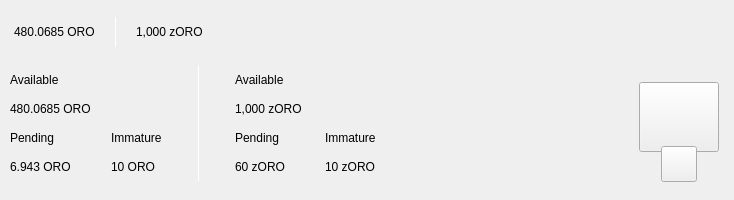
Old version of the form src/qt/oro/forms/topbar.ui in the repository ORO-mlm/ORO-Core.
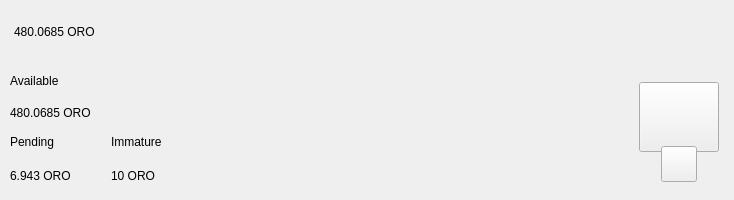
New version of the form. Custom widgets are drawn as their Qt base class.

What changed in the file:
```diff
--- a/src/qt/oro/forms/topbar.ui
+++ b/src/qt/oro/forms/topbar.ui
@@ -42,7 +42,7 @@
     <number>0</number>
    </property>
    <item>
-    <widget class="PFBorderImage" name="containerTop" native="true">
+    <widget class="PFBorderImage" name="containerTop">
      <layout class="QVBoxLayout" name="verticalLayout_11">
       <property name="spacing">
        <number>0</number>
@@ -93,7 +93,7 @@
            </property>
            <layout class="QHBoxLayout" name="horizontalLayout_5">
             <property name="spacing">
-             <number>0</number>
+             <number>5</number>
             </property>
             <property name="leftMargin">
              <number>0</number>
@@ -119,10 +119,17 @@
                <string notr="true">padding:0px;margin:0px;</string>
               </property>
               <property name="text">
-               <string>480.0685 ORO</string>
+               <string notr="true">480.0685 ORO</string>
               </property>
              </widget>
             </item>
+            <!-- <item>
+             <widget class="QLabel" name="labelTrans">
+              <property name="text">
+               <string>transparent</string>
+              </property>
+             </widget>
+            </item> -->
             <item>
              <spacer name="horizontalSpacer_11">
               <property name="orientation">
@@ -133,14 +140,14 @@
               </property>
               <property name="sizeHint" stdset="0">
                <size>
-                <width>20</width>
+                <width>15</width>
                 <height>20</height>
                </size>
               </property>
              </spacer>
             </item>
-            <item alignment="Qt::AlignVCenter">
-             <widget class="QLabel" name="label_16">
+            <!-- <item alignment="Qt::AlignVCenter">
+             <widget class="QLabel" name="typeSpacerTop">
               <property name="minimumSize">
                <size>
                 <width>1</width>
@@ -154,9 +161,7 @@
                </size>
               </property>
               <property name="styleSheet">
-               <string notr="true">background-color:white;
-padding:0px;
-border:none;</string>
+               <string notr="true">background-color:white;padding:0px;border:none;</string>
               </property>
               <property name="text">
                <string/>
@@ -173,14 +178,14 @@
               </property>
               <property name="sizeHint" stdset="0">
                <size>
-                <width>20</width>
+                <width>15</width>
                 <height>20</height>
                </size>
               </property>
              </spacer>
             </item>
             <item alignment="Qt::AlignTop">
-             <widget class="QLabel" name="labelAmountTopzOro">
+             <widget class="QLabel" name="labelAmountTopShieldedOro">
               <property name="minimumSize">
                <size>
                 <width>0</width>
@@ -188,10 +193,17 @@
                </size>
               </property>
               <property name="text">
-               <string>1,000 zORO</string>
+               <string notr="true">1.000 ORO</string>
               </property>
              </widget>
             </item>
+            <item>
+             <widget class="QLabel" name="labelShield">
+              <property name="text">
+               <string>shielded</string>
+              </property>
+             </widget>
+            </item> -->
            </layout>
           </widget>
          </item>
@@ -263,7 +275,7 @@
             </widget>
            </item>
            <item>
-            <widget class="ExpandableButton" name="pushButtonMint" native="true">
+            <widget class="ExpandableButton" name="pushButtonHDUpgrade" native="true">
              <property name="minimumSize">
               <size>
                <width>36</width>
@@ -302,6 +314,16 @@
              </property>
             </widget>
            </item>
+           <item>
+            <widget class="ExpandableButton" name="pushButtonTor" native="true">
+             <property name="minimumSize">
+              <size>
+               <width>36</width>
+               <height>36</height>
+              </size>
+             </property>
+            </widget>
+           </item>
            <item>
             <widget class="ExpandableButton" name="pushButtonLock" native="true">
              <property name="sizePolicy">
@@ -371,11 +393,6 @@
           <number>10</number>
          </property>
          <item>
-          <layout class="QHBoxLayout" name="horizontalLayout_3">
-           <property name="bottomMargin">
-            <number>9</number>
-           </property>
-           <item>
             <layout class="QVBoxLayout" name="verticalLayout_7">
              <property name="spacing">
               <number>0</number>
@@ -389,28 +406,117 @@
              <item>
               <layout class="QVBoxLayout" name="verticalLayout_2">
                <item>
+              <layout class="QHBoxLayout" name="horizontalLayoutContainerAvailable">
+               <property name="spacing">
+                <number>5</number>
+               </property>
+               <item>
                 <widget class="QLabel" name="labelTitle1">
                  <property name="text">
                   <string>Available</string>
                  </property>
                 </widget>
                </item>
+               <!-- <item>
+                <widget class="QPushButton" name="pushButtonBalanceInfo">
+                 <property name="minimumSize">
+                  <size>
+                   <width>26</width>
+                   <height>26</height>
+                  </size>
+                 </property>
+                 <property name="maximumSize">
+                  <size>
+                   <width>26</width>
+                   <height>26</height>
+                  </size>
+                 </property>
+                 <property name="mouseTracking">
+                  <bool>true</bool>
+                 </property>
+                 <property name="focusPolicy">
+                  <enum>Qt::NoFocus</enum>
+                 </property>
+                 <property name="text">
+                  <string notr="true"/>
+                 </property>
+                 <property name="iconSize">
+                  <size>
+                   <width>24</width>
+                   <height>24</height>
+                  </size>
+                 </property>
+                 <property name="shortcut">
+                  <string notr="true"/>
+                 </property>
+                </widget>
+               </item> -->
+               <item>
+                <spacer name="horizontalSpacer_4">
+                 <property name="orientation">
+                  <enum>Qt::Horizontal</enum>
+                 </property>
+                 <property name="sizeType">
+                  <enum>QSizePolicy::MinimumExpanding</enum>
+                 </property>
+                 <property name="sizeHint" stdset="0">
+                  <size>
+                   <width>20</width>
+                   <height>20</height>
+                  </size>
+                 </property>
+                </spacer>
+               </item>
+              </layout>
+             </item>
                <item>
                 <widget class="QLabel" name="labelAmountOro">
                  <property name="text">
-                  <string>480.0685 ORO</string>
+                <string notr="true">480.0685 ORO</string>
                  </property>
                 </widget>
                </item>
               </layout>
              </item>
              <item>
+            <widget class="QWidget" name="container_imm_pend" native="true">
               <layout class="QHBoxLayout" name="horizontalLayout_2">
                <property name="spacing">
                 <number>0</number>
                </property>
-               <item>
+              <property name="leftMargin">
+               <number>0</number>
+              </property>
+              <property name="topMargin">
+               <number>0</number>
+              </property>
+              <property name="rightMargin">
+               <number>0</number>
+              </property>
+              <property name="bottomMargin">
+               <number>0</number>
+              </property>
+              <item alignment="Qt::AlignLeft">
+               <widget class="QWidget" name="container_pending" native="true">
+                <property name="sizePolicy">
+                 <sizepolicy hsizetype="Minimum" vsizetype="Preferred">
+                  <horstretch>0</horstretch>
+                  <verstretch>0</verstretch>
+                 </sizepolicy>
+                </property>
                 <layout class="QVBoxLayout" name="verticalLayout_3">
+                 <property name="leftMargin">
+                  <number>0</number>
+                 </property>
+                 <property name="topMargin">
+                  <number>0</number>
+                 </property>
+                 <property name="rightMargin">
+                  <number>0</number>
+                 </property>
+                 <property name="bottomMargin">
+                  <number>0</number>
+                 </property>
                  <item>
                   <widget class="QLabel" name="labelTitle3">
                    <property name="text">
@@ -421,11 +527,12 @@
                  <item>
                   <widget class="QLabel" name="labelPendingOro">
                    <property name="text">
-                    <string>6.943 ORO</string>
+                    <string notr="true">6.943 ORO</string>
                    </property>
                   </widget>
                  </item>
                 </layout>
+               </widget>
                </item>
                <item>
                 <spacer name="horizontalSpacer_3">
@@ -443,8 +550,27 @@
                  </property>
                 </spacer>
                </item>
-               <item>
+              <item alignment="Qt::AlignLeft">
+               <widget class="QWidget" name="container_immature" native="true">
+                <property name="sizePolicy">
+                 <sizepolicy hsizetype="Minimum" vsizetype="Preferred">
+                  <horstretch>0</horstretch>
+                  <verstretch>0</verstretch>
+                 </sizepolicy>
+                </property>
                 <layout class="QVBoxLayout" name="verticalLayout_4">
+                 <property name="leftMargin">
+                  <number>0</number>
+                 </property>
+                 <property name="topMargin">
+                  <number>0</number>
+                 </property>
+                 <property name="rightMargin">
+                  <number>0</number>
+                 </property>
+                 <property name="bottomMargin">
+                  <number>0</number>
+                 </property>
                  <item>
                   <widget class="QLabel" name="labelTitle4">
                    <property name="text">
@@ -455,97 +581,18 @@
                  <item>
                   <widget class="QLabel" name="labelImmatureOro">
                    <property name="text">
-                    <string>10 ORO</string>
+                    <string notr="true">10 ORO</string>
                    </property>
                   </widget>
                  </item>
                 </layout>
-               </item>
-              </layout>
-             </item>
-            </layout>
-           </item>
-           <item>
-            <widget class="QLabel" name="label_9">
-             <property name="minimumSize">
-              <size>
-               <width>1</width>
-               <height>100</height>
-              </size>
-             </property>
-             <property name="maximumSize">
-              <size>
-               <width>1</width>
-               <height>16777215</height>
-              </size>
-             </property>
-             <property name="styleSheet">
-              <string notr="true">background-color:white;
-padding:0px;
-border:none;</string>
-             </property>
-             <property name="text">
-              <string/>
-             </property>
             </widget>
            </item>
            <item>
-            <layout class="QVBoxLayout" name="verticalLayout_8">
-             <property name="spacing">
-              <number>0</number>
-             </property>
-             <property name="leftMargin">
-              <number>30</number>
-             </property>
-             <item>
-              <layout class="QVBoxLayout" name="verticalLayout">
-               <item>
-                <widget class="QLabel" name="labelTitle2">
-                 <property name="text">
-                  <string>Available</string>
-                 </property>
-                </widget>
-               </item>
-               <item>
-                <widget class="QLabel" name="labelAmountzOro">
-                 <property name="text">
-                  <string>1,000 zORO</string>
-                 </property>
-                </widget>
-               </item>
-              </layout>
-             </item>
-             <item>
-              <layout class="QHBoxLayout" name="horizontalLayout">
-               <property name="spacing">
-                <number>0</number>
-               </property>
-               <item>
-                <layout class="QVBoxLayout" name="verticalLayout_5">
-                 <item>
-                  <widget class="QLabel" name="labelTitle5">
-                   <property name="text">
-                    <string>Pending</string>
-                   </property>
-                  </widget>
-                 </item>
-                 <item>
-                  <widget class="QLabel" name="labelPendingzOro">
-                   <property name="text">
-                    <string>60 zORO</string>
-                   </property>
-                  </widget>
-                 </item>
-                </layout>
-               </item>
-               <item>
-                <spacer name="horizontalSpacer_4">
+               <spacer name="horizontalSpacer_5">
                  <property name="orientation">
                   <enum>Qt::Horizontal</enum>
                  </property>
-                 <property name="sizeType">
-                  <enum>QSizePolicy::Fixed</enum>
-                 </property>
                  <property name="sizeHint" stdset="0">
                   <size>
                    <width>40</width>
@@ -554,27 +601,8 @@
                  </property>
                 </spacer>
                </item>
-               <item>
-                <layout class="QVBoxLayout" name="verticalLayout_6">
-                 <item>
-                  <widget class="QLabel" name="labelTitle6">
-                   <property name="text">
-                    <string>Immature</string>
-                   </property>
-                  </widget>
-                 </item>
-                 <item>
-                  <widget class="QLabel" name="labelImmaturezOro">
-                   <property name="text">
-                    <string>10 zORO</string>
-                   </property>
-                  </widget>
-                 </item>
-                </layout>
-               </item>
-              </layout>
-             </item>
-            </layout>
+             </layout>
+            </widget>
            </item>
           </layout>
          </item>
```
Lines whose indentation alone changed are shown as unchanged.
